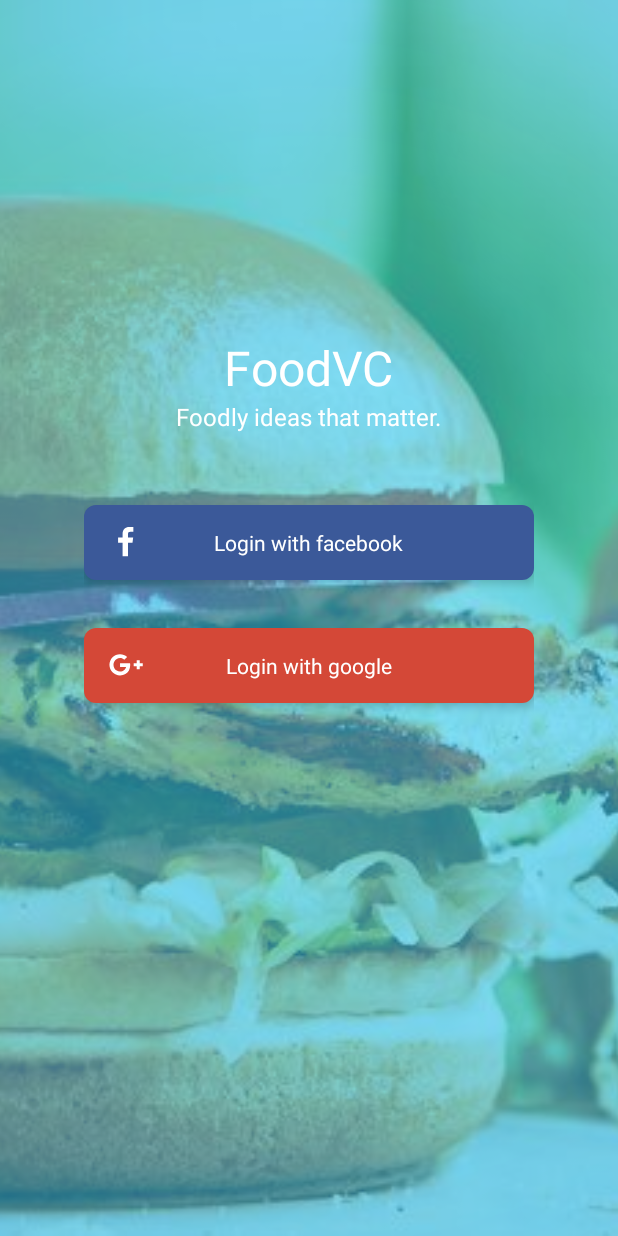
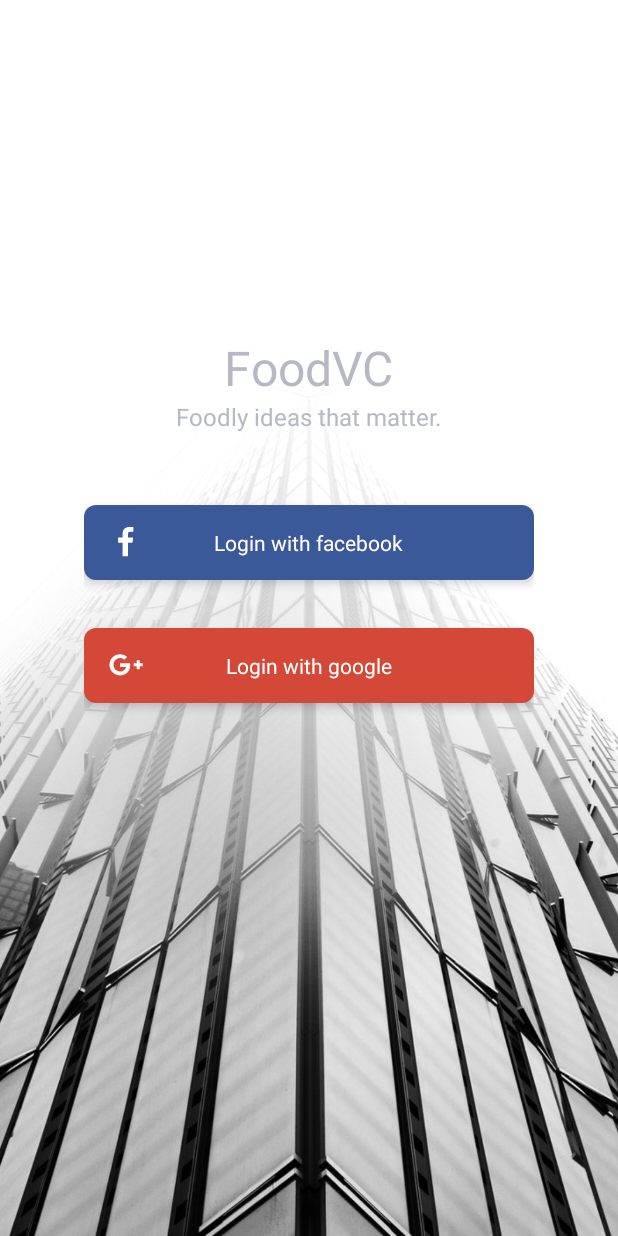
Before and after one commit to choy2007/FoodVC, an Android app: the layout activity_login.xml on its own in the app's theme, with its tools: preview values and no code run, on a phone screen of 412 x 824 dp. Run offline under Robolectric (Android 15) with nearby library versions, the phone set to English and light mode, and no system bars.

Commit message:
Changed colors and login bg

```diff
--- a/app/src/main/res/drawable-land/login_bg_gradient.xml
+++ /dev/null
@@ -1,16 +0,0 @@
-<?xml version="1.0" encoding="utf-8"?>
-<layer-list xmlns:android="http://schemas.android.com/apk/res/android">
-    <item>
-        <bitmap android:src="@drawable/login_background_image" />
-    </item>
-
-    <item>
-        <shape android:shape="rectangle">
-            <gradient
-                android:endColor="#9916a0d7"
-                android:gradientRadius="320dp"
-                android:startColor="#9930ceee"
-                android:type="radial" />
-        </shape>
-    </item>
-</layer-list>
--- a/app/src/main/res/drawable/login_bg_gradient.xml
+++ /dev/null
@@ -1,18 +0,0 @@
-<?xml version="1.0" encoding="utf-8"?>
-<layer-list xmlns:android="http://schemas.android.com/apk/res/android">
-    <item>
-        <bitmap
-            android:src="@drawable/login_background_image"
-            android:gravity="left|center_vertical" />
-    </item>
-
-    <item>
-        <shape android:shape="rectangle">
-            <gradient
-                android:endColor="#9916a0d7"
-                android:gradientRadius="320dp"
-                android:startColor="#9930ceee"
-                android:type="radial" />
-        </shape>
-    </item>
-</layer-list>
--- a/app/src/main/res/layout/activity_login.xml
+++ b/app/src/main/res/layout/activity_login.xml
@@ -8,8 +8,9 @@
     <ImageView
         android:layout_width="match_parent"
         android:layout_height="match_parent"
-        android:src="@drawable/login_bg_gradient"
-        android:scaleType="centerCrop" />
+        android:scaleType="centerCrop"
+        android:src="@drawable/login_bg"
+         />
 
     <LinearLayout
         android:id="@+id/buttonsContainer"
@@ -24,14 +25,16 @@
             android:layout_width="wrap_content"
             android:layout_height="wrap_content"
             android:text="@string/app_name"
-            style="@style/TextAppearance.MainTitle" />
+            style="@style/TextAppearance.MainTitle"
+            android:textColor="@color/primary_dark"/>
 
         <TextView
             android:layout_width="wrap_content"
             android:layout_height="wrap_content"
             android:layout_marginBottom="@dimen/login_screen_title_margin"
             android:text="@string/app_description"
-            style="@style/TextAppearance.SubTitle" />
+            style="@style/TextAppearance.SubTitle"
+            android:textColor="@color/primary_dark"/>
 
         <RelativeLayout
             android:id="@+id/facebookSignInButton"
--- a/app/src/main/res/values/colors.xml
+++ b/app/src/main/res/values/colors.xml
@@ -1,8 +1,8 @@
 <?xml version="1.0" encoding="utf-8"?>
 <resources>
-    <color name="primary">#0097D3</color>
-    <color name="primary_dark">#005B7F</color>
-    <color name="primary_light">#D7CCC8</color>
+    <color name="primary">#e8eaf6</color>
+    <color name="primary_dark">#b6b8c3</color>
+    <color name="primary_light">#ffffff</color>
     <color name="dart_transparent">#81000000</color>
 
     <color name="primary_dark_text">#28333D</color>
```
Also changed, not shown: app/src/main/res/drawable-hdpi/login_background_image.png (deleted), app/src/main/res/drawable/login_background_image.png (deleted), app/src/main/res/drawable/login_bg.png (added).
